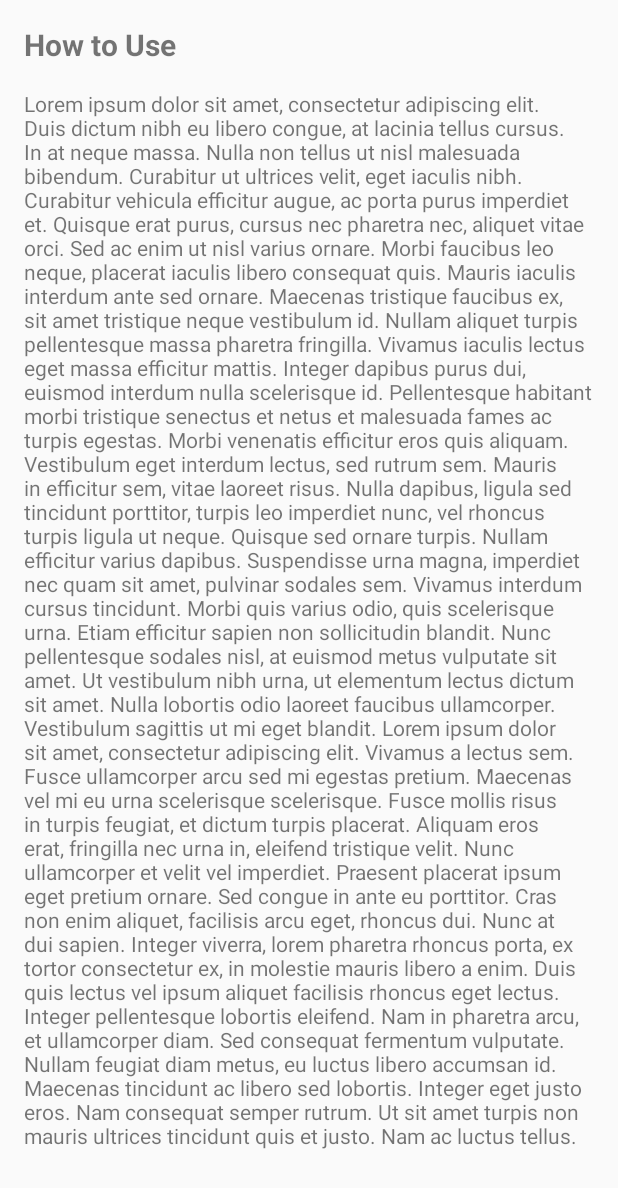
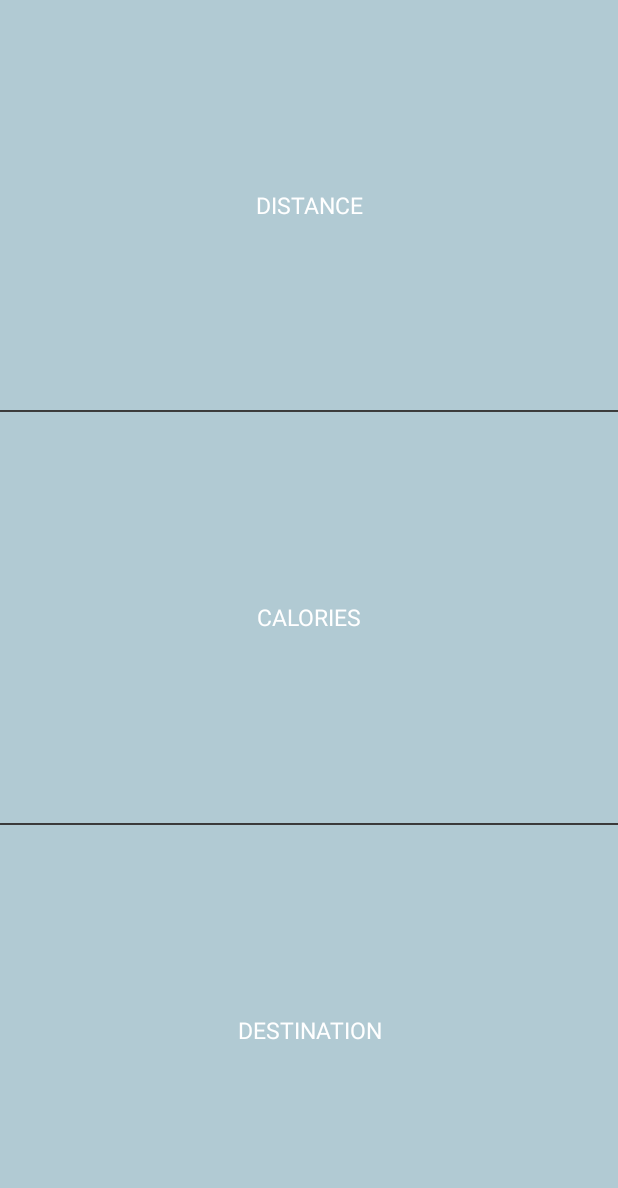
Before and after one commit to hot4/Strollers, an Android app: the RouteActivity screen opened directly, with no data from a screen before it, on a phone screen of 412 x 824 dp. Shown: the top 1188 px of the screen. Run offline under Robolectric (Android 15) with nearby library versions, the phone set to English and light mode, and no system bars.

Commit message:
SelectRoute - Created children styles for vertical/horizontal buttons - Created vertical/horizontal dividers

```diff
--- /dev/null
+++ b/app/src/main/res/drawable/divider_horizontal.xml
@@ -0,0 +1,5 @@
+<?xml version="1.0" encoding="utf-8"?>
+<shape xmlns:android="http://schemas.android.com/apk/res/android" >
+    <size android:height="1dp"/>
+    <solid android:color="#444"/>
+</shape>
--- a/app/src/main/res/layout/activity_main.xml
+++ b/app/src/main/res/layout/activity_main.xml
@@ -10,23 +10,23 @@
         android:layout_width="match_parent"
         android:layout_height="0dp"
         android:layout_weight="1"
-        android:divider="@drawable/divider"
+        android:divider="@drawable/divider_vertical"
         android:orientation="horizontal"
         android:showDividers="middle">
 
         <Button
             android:id="@+id/main"
-            style="@style/ButtonOptions"
+            style="@style/ButtonOptionsHorizontal"
             android:text="@string/map_title" />
 
         <Button
             android:id="@+id/routing"
-            style="@style/ButtonOptions"
+            style="@style/ButtonOptionsHorizontal"
             android:text="@string/route_title" />
 
         <Button
             android:id="@+id/account"
-            style="@style/ButtonOptions"
+            style="@style/ButtonOptionsHorizontal"
             android:text="@string/account_title" />
 
     </LinearLayout>
--- a/app/src/main/res/layout/activity_route.xml
+++ b/app/src/main/res/layout/activity_route.xml
@@ -1,30 +1,23 @@
 <?xml version="1.0" encoding="utf-8"?>
-<RelativeLayout xmlns:android="http://schemas.android.com/apk/res/android"
+<LinearLayout xmlns:android="http://schemas.android.com/apk/res/android"
     android:layout_width="match_parent"
     android:layout_height="match_parent"
-    android:orientation="vertical">
+    android:orientation="vertical"
+    android:divider="@drawable/divider_horizontal"
+    android:showDividers="middle">
 
-    <TextView
-        android:id="@+id/settings_subtitle"
-        android:layout_width="match_parent"
-        android:layout_height="wrap_content"
-        android:layout_margin="@dimen/activity_margin"
-        android:text="@string/how_to_use"
-        android:textSize="20sp"
-        android:textStyle="bold" />
+    <Button
+        android:id="@+id/distance"
+        style="@style/ButtonOptionsVertical"
+        android:text="Distance"/>
 
-    <ScrollView
-        android:layout_width="wrap_content"
-        android:layout_height="wrap_content"
-        android:layout_below="@+id/settings_subtitle"
-        android:layout_marginBottom="@dimen/activity_vertical_margin"
-        android:layout_marginLeft="@dimen/activity_horizontal_margin"
-        android:layout_marginRight="@dimen/activity_horizontal_margin">
+    <Button
+        android:id="@+id/calorie"
+        style="@style/ButtonOptionsVertical"
+        android:text="Calories"/>
 
-        <TextView
-            android:layout_width="wrap_content"
-            android:layout_height="wrap_content"
-            android:text="@string/lorem_ipsum" />
-    </ScrollView>
-
-</RelativeLayout>
+    <Button
+        android:id="@+id/destination"
+        style="@style/ButtonOptionsVertical"
+        android:text="Destination"/>
+</LinearLayout>
--- a/app/src/main/res/values/styles.xml
+++ b/app/src/main/res/values/styles.xml
@@ -20,12 +20,20 @@
 
     <style name="ButtonOptions">
         <item name="android:layout_weight">1</item>
-        <item name="android:layout_width">0dp</item>
-        <item name="android:layout_height">match_parent</item>
         <item name="android:background">@drawable/button</item>
         <item name="android:textSize">15sp</item>
         <item name="android:textColor">@color/text</item>
         <item name="android:fontFamily">sans-serif</item>
     </style>
 
+    <style name="ButtonOptionsHorizontal" parent="ButtonOptions">
+        <item name="android:layout_width">0dp</item>
+        <item name="android:layout_height">match_parent</item>
+    </style>
+
+    <style name="ButtonOptionsVertical" parent="ButtonOptions">
+        <item name="android:layout_width">match_parent</item>
+        <item name="android:layout_height">0dp</item>
+    </style>
+
 </resources>
```
Also changed, not shown: app/src/main/res/drawable/divider_vertical.xml (renamed from app/src/main/res/drawable/divider.xml).
